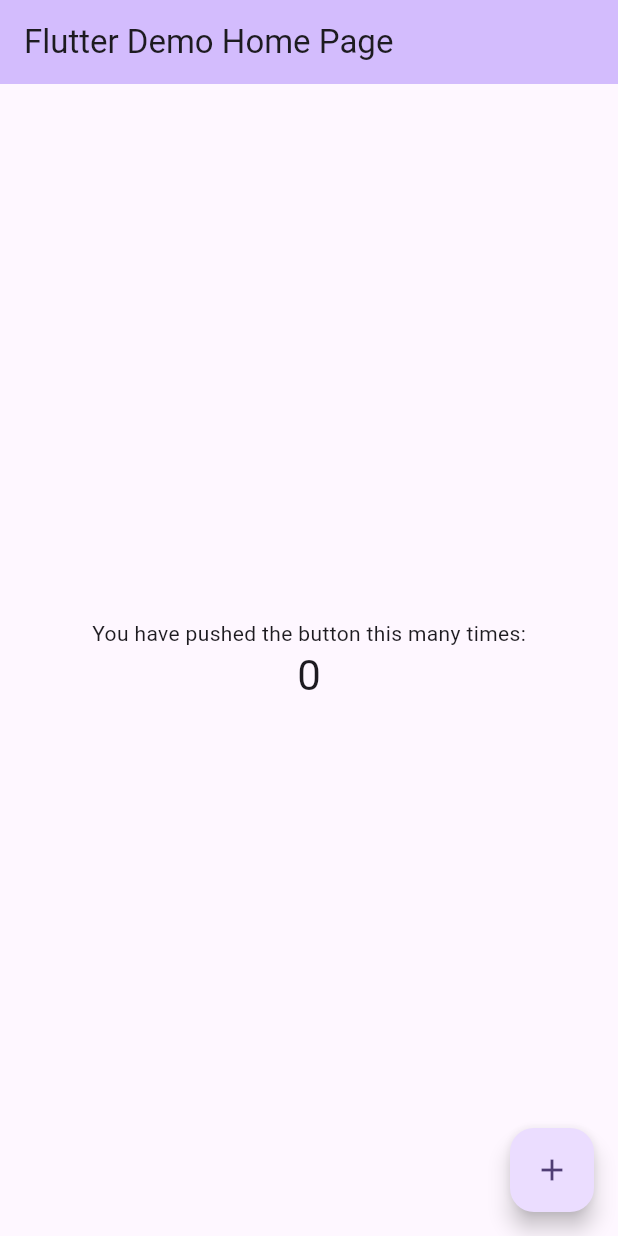
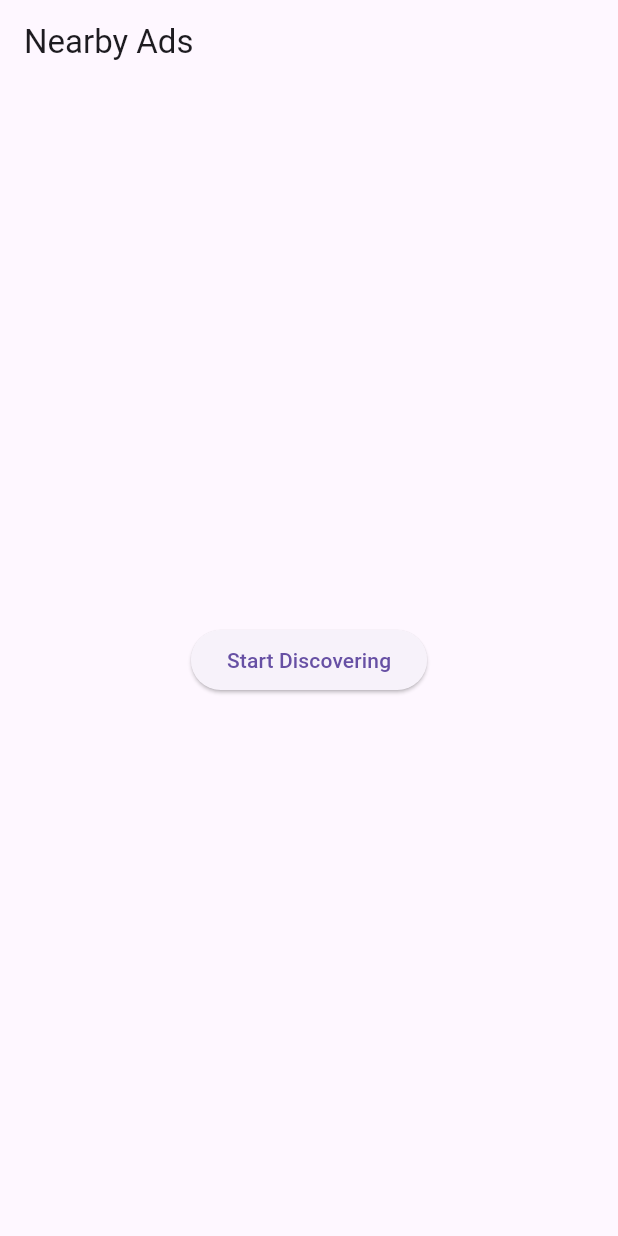
Before and after one commit to SimonMonnier/Xchange, a Flutter app: the screen it shows after launch, on a phone screen of 412 x 824 dp. Run offline on Flutter 3.47's test engine with Material 3 defaults, Android fonts, the phone set to English and light mode, and no system bars; missing offline and left inert: nearby_service.

Commit message:
Add Nearby ads functionality

```diff
--- a/lib/main.dart
+++ b/lib/main.dart
@@ -1,122 +1,152 @@
 import 'package:flutter/material.dart';
+
+import 'models/sale_ad.dart';
+import 'nearby_ads_service.dart';
 
 void main() {
   runApp(const MyApp());
 }
 
-class MyApp extends StatelessWidget {
+class MyApp extends StatefulWidget {
   const MyApp({super.key});
 
-  // This widget is the root of your application.
+  @override
+  State<MyApp> createState() => _MyAppState();
+}
+
+class _MyAppState extends State<MyApp> {
+  final NearbyAdsService service = NearbyAdsService();
+
+  @override
+  void dispose() {
+    service.dispose();
+    super.dispose();
+  }
+
   @override
   Widget build(BuildContext context) {
     return MaterialApp(
-      title: 'Flutter Demo',
-      theme: ThemeData(
-        // This is the theme of your application.
-        //
-        // TRY THIS: Try running your application with "flutter run". You'll see
-        // the application has a purple toolbar. Then, without quitting the app,
-        // try changing the seedColor in the colorScheme below to Colors.green
-        // and then invoke "hot reload" (save your changes or press the "hot
-        // reload" button in a Flutter-supported IDE, or press "r" if you used
-        // the command line to start the app).
-        //
-        // Notice that the counter didn't reset back to zero; the application
-        // state is not lost during the reload. To reset the state, use hot
-        // restart instead.
-        //
-        // This works for code too, not just values: Most code changes can be
-        // tested with just a hot reload.
-        colorScheme: ColorScheme.fromSeed(seedColor: Colors.deepPurple),
+      title: 'Nearby Ads',
+      home: AnimatedBuilder(
+        animation: service,
+        builder: (context, _) {
+          return Home(service: service);
+        },
       ),
-      home: const MyHomePage(title: 'Flutter Demo Home Page'),
     );
   }
 }
 
-class MyHomePage extends StatefulWidget {
-  const MyHomePage({super.key, required this.title});
+class Home extends StatelessWidget {
+  final NearbyAdsService service;
 
-  // This widget is the home page of your application. It is stateful, meaning
-  // that it has a State object (defined below) that contains fields that affect
-  // how it looks.
-
-  // This class is the configuration for the state. It holds the values (in this
-  // case the title) provided by the parent (in this case the App widget) and
-  // used by the build method of the State. Fields in a Widget subclass are
-  // always marked "final".
-
-  final String title;
-
-  @override
-  State<MyHomePage> createState() => _MyHomePageState();
-}
-
-class _MyHomePageState extends State<MyHomePage> {
-  int _counter = 0;
-
-  void _incrementCounter() {
-    setState(() {
-      // This call to setState tells the Flutter framework that something has
-      // changed in this State, which causes it to rerun the build method below
-      // so that the display can reflect the updated values. If we changed
-      // _counter without calling setState(), then the build method would not be
-      // called again, and so nothing would appear to happen.
-      _counter++;
-    });
-  }
+  const Home({super.key, required this.service});
 
   @override
   Widget build(BuildContext context) {
-    // This method is rerun every time setState is called, for instance as done
-    // by the _incrementCounter method above.
-    //
-    // The Flutter framework has been optimized to make rerunning build methods
-    // fast, so that you can just rebuild anything that needs updating rather
-    // than having to individually change instances of widgets.
+    switch (service.state) {
+      case AdsState.idle:
+        return Scaffold(
+          appBar: AppBar(title: const Text('Nearby Ads')),
+          body: Center(
+            child: ElevatedButton(
+              onPressed: service.initialize,
+              child: const Text('Start Discovering'),
+            ),
+          ),
+        );
+      case AdsState.discovering:
+        return Scaffold(
+          appBar: AppBar(title: const Text('Select Peer')),
+          body: ListView(
+            children: [
+              ...service.peers.map(
+                (d) => ListTile(
+                  title: Text(d.info.displayName),
+                  subtitle: Text(
+                    d.status.isConnected ? 'Connected' : 'Tap to connect',
+                  ),
+                  onTap: () => service.connect(d),
+                ),
+              ),
+            ],
+          ),
+        );
+      case AdsState.connected:
+        return AdsPage(service: service);
+    }
+  }
+}
+
+class AdsPage extends StatefulWidget {
+  final NearbyAdsService service;
+
+  const AdsPage({super.key, required this.service});
+
+  @override
+  State<AdsPage> createState() => _AdsPageState();
+}
+
+class _AdsPageState extends State<AdsPage> {
+  final _titleController = TextEditingController();
+  final _descriptionController = TextEditingController();
+  final _priceController = TextEditingController();
+
+  @override
+  Widget build(BuildContext context) {
     return Scaffold(
-      appBar: AppBar(
-        // TRY THIS: Try changing the color here to a specific color (to
-        // Colors.amber, perhaps?) and trigger a hot reload to see the AppBar
-        // change color while the other colors stay the same.
-        backgroundColor: Theme.of(context).colorScheme.inversePrimary,
-        // Here we take the value from the MyHomePage object that was created by
-        // the App.build method, and use it to set our appbar title.
-        title: Text(widget.title),
+      appBar: AppBar(title: const Text('Sale Ads')),
+      body: Column(
+        children: [
+          Padding(
+            padding: const EdgeInsets.all(8),
+            child: Column(
+              children: [
+                TextField(
+                  controller: _titleController,
+                  decoration: const InputDecoration(labelText: 'Title'),
+                ),
+                TextField(
+                  controller: _descriptionController,
+                  decoration: const InputDecoration(labelText: 'Description'),
+                ),
+                TextField(
+                  controller: _priceController,
+                  decoration: const InputDecoration(labelText: 'Price'),
+                  keyboardType: TextInputType.number,
+                ),
+                ElevatedButton(
+                  onPressed: () {
+                    final ad = SaleAd(
+                      id: DateTime.now().millisecondsSinceEpoch.toString(),
+                      title: _titleController.text,
+                      description: _descriptionController.text,
+                      price: double.tryParse(_priceController.text) ?? 0,
+                    );
+                    widget.service.sendAd(ad);
+                  },
+                  child: const Text('Send Ad'),
+                ),
+              ],
+            ),
+          ),
+          const Divider(),
+          const Text('Received Ads'),
+          Expanded(
+            child: ListView(
+              children: [
+                ...widget.service.incomingAds.map(
+                  (ad) => ListTile(
+                    title: Text(ad.title),
+                    subtitle: Text(ad.description),
+                    trailing: Text('\\$${ad.price.toStringAsFixed(2)}'),
+                  ),
+                ),
+              ],
+            ),
+          ),
+        ],
       ),
-      body: Center(
-        // Center is a layout widget. It takes a single child and positions it
-        // in the middle of the parent.
-        child: Column(
-          // Column is also a layout widget. It takes a list of children and
-          // arranges them vertically. By default, it sizes itself to fit its
-          // children horizontally, and tries to be as tall as its parent.
-          //
-          // Column has various properties to control how it sizes itself and
-          // how it positions its children. Here we use mainAxisAlignment to
-          // center the children vertically; the main axis here is the vertical
-          // axis because Columns are vertical (the cross axis would be
-          // horizontal).
-          //
-          // TRY THIS: Invoke "debug painting" (choose the "Toggle Debug Paint"
-          // action in the IDE, or press "p" in the console), to see the
-          // wireframe for each widget.
-          mainAxisAlignment: MainAxisAlignment.center,
-          children: <Widget>[
-            const Text('You have pushed the button this many times:'),
-            Text(
-              '$_counter',
-              style: Theme.of(context).textTheme.headlineMedium,
-            ),
-          ],
-        ),
-      ),
-      floatingActionButton: FloatingActionButton(
-        onPressed: _incrementCounter,
-        tooltip: 'Increment',
-        child: const Icon(Icons.add),
-      ), // This trailing comma makes auto-formatting nicer for build methods.
     );
   }
 }
--- /dev/null
+++ b/lib/models/sale_ad.dart
@@ -0,0 +1,31 @@
+class SaleAd {
+  final String id;
+  final String title;
+  final String description;
+  final double price;
+
+  SaleAd({
+    required this.id,
+    required this.title,
+    required this.description,
+    required this.price,
+  });
+
+  factory SaleAd.fromJson(Map<String, dynamic> json) {
+    return SaleAd(
+      id: json['id'] as String,
+      title: json['title'] as String,
+      description: json['description'] as String,
+      price: (json['price'] as num).toDouble(),
+    );
+  }
+
+  Map<String, dynamic> toJson() {
+    return {
+      'id': id,
+      'title': title,
+      'description': description,
+      'price': price,
+    };
+  }
+}
--- /dev/null
+++ b/lib/nearby_ads_service.dart
@@ -0,0 +1,84 @@
+import 'dart:async';
+import 'dart:convert';
+
+import 'package:flutter/foundation.dart';
+import 'package:nearby_service/nearby_service.dart';
+
+import 'models/sale_ad.dart';
+
+enum AdsState { idle, discovering, connected }
+
+class NearbyAdsService extends ChangeNotifier {
+  final NearbyService _nearby = NearbyService.getInstance();
+
+  AdsState state = AdsState.idle;
+  List<NearbyDevice> peers = [];
+  NearbyDevice? _connectedDevice;
+  final List<SaleAd> incomingAds = [];
+
+  StreamSubscription? _peersSub;
+
+  Future<void> initialize() async {
+    await _nearby.initialize();
+    await _nearby.discover();
+    _peersSub = _nearby.getPeersStream().listen((event) {
+      peers = event;
+      notifyListeners();
+    });
+    state = AdsState.discovering;
+    notifyListeners();
+  }
+
+  Future<void> connect(NearbyDevice device) async {
+    final res = await _nearby.connectById(device.info.id);
+    if (res || device.status.isConnected) {
+      _startChannel(device);
+    }
+  }
+
+  void _startChannel(NearbyDevice device) {
+    _connectedDevice = device;
+    _nearby.startCommunicationChannel(
+      NearbyCommunicationChannelData(
+        device.info.id,
+        messagesListener: NearbyServiceMessagesListener(
+          onData: _handleMessage,
+        ),
+      ),
+    );
+    state = AdsState.connected;
+    notifyListeners();
+  }
+
+  void _handleMessage(ReceivedNearbyMessage msg) {
+    msg.content.byType(
+      onTextRequest: (request) {
+        try {
+          final data = jsonDecode(request.value) as Map<String, dynamic>;
+          final ad = SaleAd.fromJson(data);
+          incomingAds.add(ad);
+          notifyListeners();
+          if (_connectedDevice != null) {
+            _nearby.send(
+              OutgoingNearbyMessage(
+                receiver: _connectedDevice!.info,
+                content: NearbyMessageTextResponse(id: request.id),
+              ),
+            );
+          }
+        } catch (_) {}
+      },
+    );
+  }
+
+  Future<void> sendAd(SaleAd ad) async {
+    if (_connectedDevice == null) return;
+    final jsonStr = jsonEncode(ad.toJson());
+    await _nearby.send(
+      OutgoingNearbyMessage(
+        receiver: _connectedDevice!.info,
+        content: NearbyMessageTextRequest.create(value: jsonStr),
+      ),
+    );
+  }
+}
--- a/pubspec.yaml
+++ b/pubspec.yaml
@@ -34,6 +34,7 @@ dependencies:
   # The following adds the Cupertino Icons font to your application.
   # Use with the CupertinoIcons class for iOS style icons.
   cupertino_icons: ^1.0.8
+  nearby_service: ^0.2.0
 
 dev_dependencies:
   flutter_test:
```
